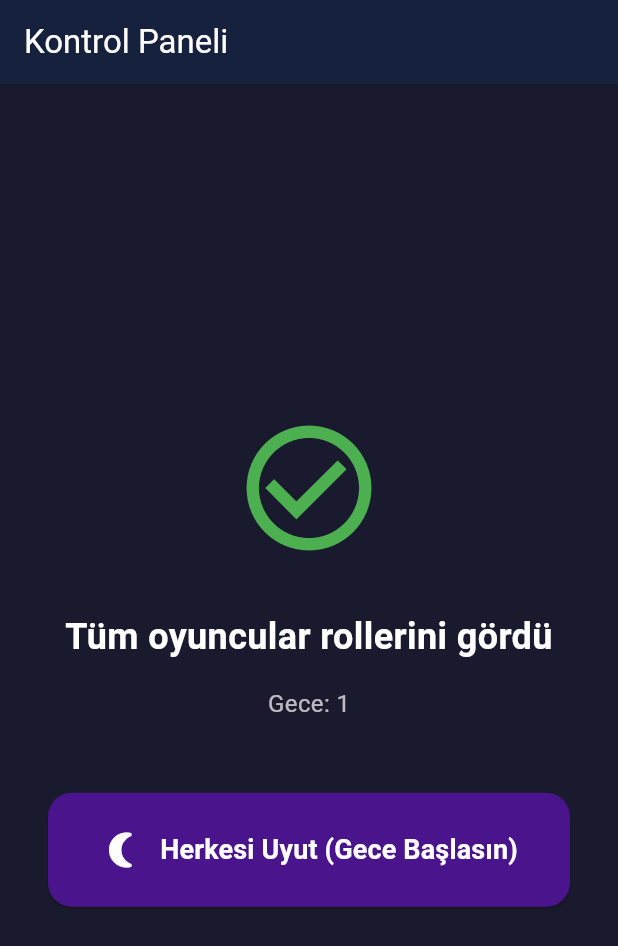
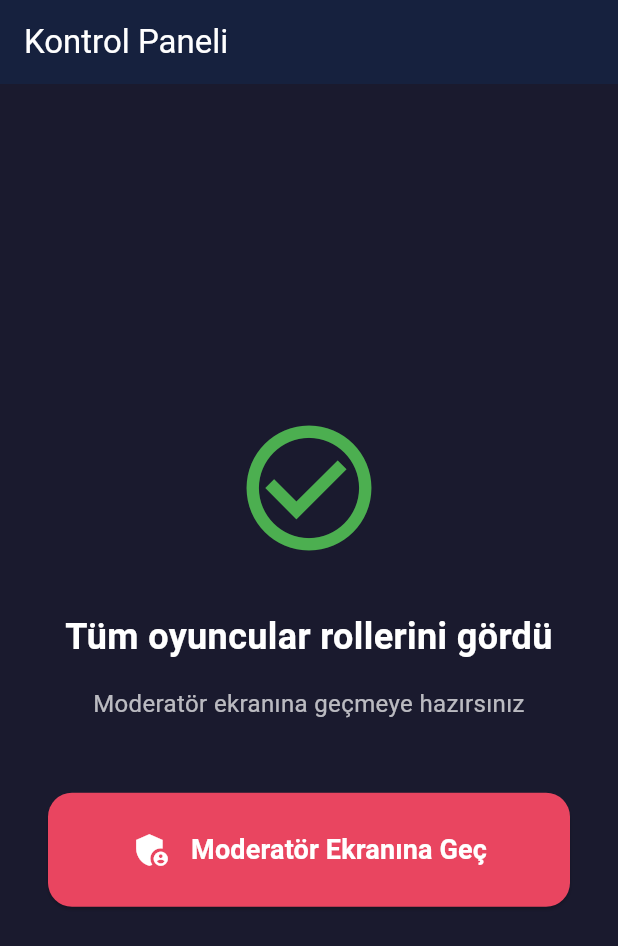
Before and after one commit to yalpyy/VampireandvillageApp, a Flutter app: the AdminControlScreen screen opened by its route, on a phone screen of 412 x 824 dp. Shown: the top 946 px of the screen. Run offline on Flutter 3.47's test engine with Material 3 defaults, Android fonts, the phone set to English and light mode, and no system bars; our stand-ins replace audioplayers, google_mobile_ads, in_app_purchase, shared_preferences; accounts and stored records are empty.

Commit message:
auto-commit for 9fb807a3-d33c-441d-8c4a-fcd4a625bd8d

```diff
--- a/lib/screens/admin_control_screen.dart
+++ b/lib/screens/admin_control_screen.dart
@@ -42,9 +42,10 @@ class AdminControlScreen extends StatelessWidget {
                 ),
               ),
               const SizedBox(height: 16),
-              Text(
-                'Gece: ${gameProvider.state.nightCount + 1}',
-                style: const TextStyle(
+              const Text(
+                'Moderatör ekranına geçmeye hazırsınız',
+                textAlign: TextAlign.center,
+                style: TextStyle(
                   color: Colors.white70,
                   fontSize: 16,
                 ),
@@ -54,28 +55,25 @@ class AdminControlScreen extends StatelessWidget {
                 width: double.infinity,
                 child: ElevatedButton(
                   onPressed: () {
-                    if (gameProvider.soundEnabled) {
-                      SoundService().playNightStart();
-                    }
-                    gameProvider.startNight();
-                    Navigator.pushReplacementNamed(context, '/night');
+                    // Go to moderator screen instead of night screen
+                    Navigator.pushReplacementNamed(context, '/moderator');
                   },
                   style: ElevatedButton.styleFrom(
-                    backgroundColor: const Color(0xFF4A148C),
+                    backgroundColor: const Color(0xFFE94560),
                     padding: const EdgeInsets.symmetric(vertical: 24),
                     shape: RoundedRectangleBorder(
                       borderRadius: BorderRadius.circular(16),
                     ),
                   ),
-                  child: Row(
+                  child: const Row(
                     mainAxisAlignment: MainAxisAlignment.center,
                     children: [
-                      const Icon(Icons.nightlight_round,
+                      Icon(Icons.admin_panel_settings,
                           color: Colors.white, size: 28),
-                      const SizedBox(width: 12),
+                      SizedBox(width: 12),
                       Text(
-                        l.startNight,
-                        style: const TextStyle(
+                        'Moderatör Ekranına Geç',
+                        style: TextStyle(
                           color: Colors.white,
                           fontSize: 18,
                           fontWeight: FontWeight.bold,
```
